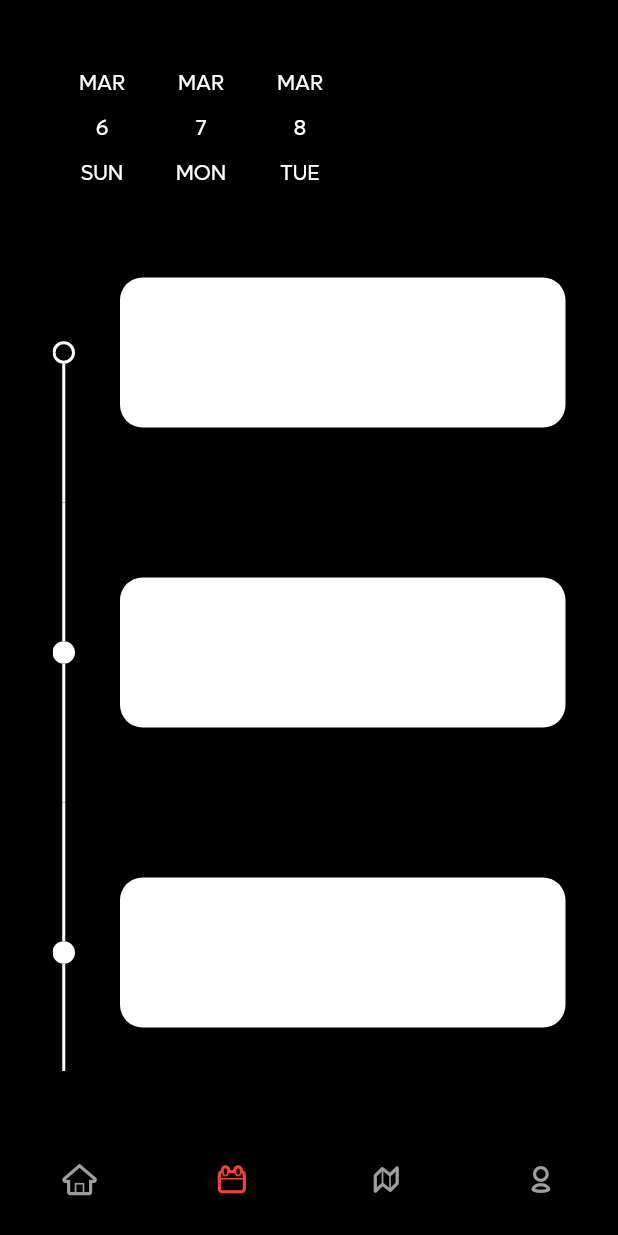
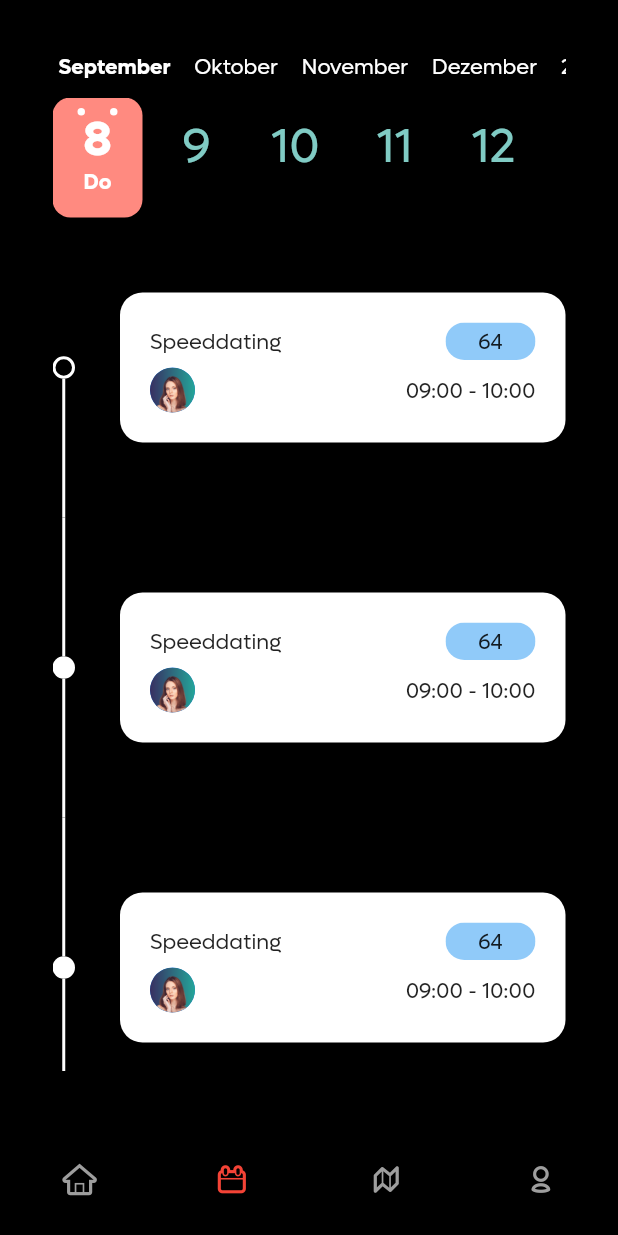
Before and after one commit to owieth/jt2022_app, a Flutter app: the ContainerWidget screen opened by its route, item 2 of the bottom bar chosen, on a phone screen of 412 x 824 dp. Run offline on Flutter 3.47's test engine with Material 2 defaults, Android fonts, the phone set to English and light mode, and no system bars; drawn by our look-alikes of calendar_timeline, date_picker_timeline, timelines; our stand-ins replace cloud_firestore, firebase_auth, firebase_core, google_maps_flutter; accounts and stored records are empty.

Commit message:
feat(calendar & firestore): Update calendar layout & simple firestore data read access #35 # 10 (#47)

```diff
--- a/lib/main.dart
+++ b/lib/main.dart
@@ -61,7 +61,8 @@ class App extends StatelessWidget {
                 fontWeight: FontWeight.bold,
                 color: Colors.white),
             bodyText1: TextStyle(fontSize: 12.0, color: Colors.white),
-            )),
+          ),
+        ),
         routes: {
           "": (_) => const ContainerWidget(),
           "/login": (_) => Login(),
--- a/lib/screens/calendar/calendar.dart
+++ b/lib/screens/calendar/calendar.dart
@@ -1,4 +1,4 @@
-import 'package:date_picker_timeline/date_picker_timeline.dart';
+import 'package:calendar_timeline/calendar_timeline.dart';
 import 'package:flutter/material.dart';
 import 'package:jt2022_app/widgets/calendar_timeline_widget.dart';
 
@@ -12,23 +12,45 @@ class Calendar extends StatelessWidget {
       child: Column(
         crossAxisAlignment: CrossAxisAlignment.end,
         children: <Widget>[
-          SizedBox(
-            height: 100,
-            child: DatePicker(
-              DateTime.now(),
-              initialSelectedDate: DateTime.now(),
-              selectionColor: Colors.black,
-              dayTextStyle: TextStyle(color: Colors.white),
-              monthTextStyle: TextStyle(color: Colors.white),
-              dateTextStyle: TextStyle(color: Colors.white),
-              daysCount: 3,
-              onDateChange: (date) {},
-            ),
+          CalendarTimeline(
+            initialDate: DateTime(2022, 9, 8),
+            firstDate: DateTime(2022, 9, 8),
+            lastDate: DateTime(2022, 9, 11),
+            monthColor: Colors.white,
+            dayColor: Colors.teal[200],
+            activeDayColor: Colors.white,
+            activeBackgroundDayColor: Colors.redAccent[100],
+            //dotsColor: const Color(0xFF333A47),
+            locale: 'de',
+            onDateSelected: (DateTime? _) => {},
           ),
           const CalendarTimeLine(),
         ],
       ),
     );
+
+    // return Padding(
+    //   padding: const EdgeInsets.all(35.0),
+    //   child: Column(
+    //     crossAxisAlignment: CrossAxisAlignment.end,
+    //     children: [
+    //       SizedBox(
+    //         height: 200,
+    //         child: Row(
+    //           mainAxisAlignment: MainAxisAlignment.center,
+    //           children: const <Widget>[
+    //             CalendarItem(),
+    //             SizedBox(width: 50),
+    //             CalendarItem(),
+    //             SizedBox(width: 50),
+    //             CalendarItem(),
+    //           ],
+    //         ),
+    //       ),
+    //       const CalendarTimeLine(),
+    //     ],
+    //   ),
+    // );
 
     // CalendarTimeline(
     //   initialDate: DateTime.now(),
--- a/lib/widgets/calendar_timeline_widget.dart
+++ b/lib/widgets/calendar_timeline_widget.dart
@@ -1,11 +1,15 @@
 import 'package:flutter/material.dart';
+import 'package:jt2022_app/widgets/avatar_widget.dart';
 import 'package:timelines/timelines.dart';
 
 const kTileHeight = 50.0;
 const activeTile = 0;
+const _defaultColor = Colors.white;
 
 class CalendarTimeLine extends StatelessWidget {
   const CalendarTimeLine({Key? key}) : super(key: key);
+
+  final _test = Colors.white;
 
   @override
   Widget build(BuildContext context) {
@@ -21,7 +25,7 @@ class CalendarTimeLine extends StatelessWidget {
           ),
         ),
         builder: TimelineTileBuilder.connected(
-          contentsBuilder: (_, __) => _EmptyContents(),
+          contentsBuilder: (_, __) => _CalendarEntry(),
           connectorBuilder: (_, index, __) {
             return const SolidLineConnector();
           },
@@ -42,7 +46,7 @@ class CalendarTimeLine extends StatelessWidget {
   }
 }
 
-class _EmptyContents extends StatelessWidget {
+class _CalendarEntry extends StatelessWidget {
   @override
   Widget build(BuildContext context) {
     return Container(
@@ -50,6 +54,38 @@ class _EmptyContents extends StatelessWidget {
       height: 100.0,
       decoration: BoxDecoration(
           borderRadius: BorderRadius.circular(15.0), color: Colors.white),
+      child: Padding(
+        padding: const EdgeInsets.all(20.0),
+        child: Column(
+          mainAxisAlignment: MainAxisAlignment.spaceBetween,
+          children: [
+            Row(
+              mainAxisAlignment: MainAxisAlignment.spaceBetween,
+              children: [
+                const Text("Speeddating"),
+                ClipRRect(
+                  borderRadius: BorderRadius.circular(25),
+                  child: Container(
+                    width: 60,
+                    height: 25,
+                    color: Colors.blue[200],
+                    child: const Center(
+                      child: Text("64"),
+                    ),
+                  ),
+                ),
+              ],
+            ),
+            Row(
+              mainAxisAlignment: MainAxisAlignment.spaceBetween,
+              children: const [
+                Avatar(radius: 15),
+                Text("09:00 - 10:00"),
+              ],
+            ),
+          ],
+        ),
+      ),
     );
   }
 }
--- a/lib/widgets/container_widget.dart
+++ b/lib/widgets/container_widget.dart
@@ -17,7 +17,7 @@ class ContainerWidget extends StatefulWidget {
 
 class _ContainerWidgetState extends State<ContainerWidget> {
   final List<Widget> _pages = [
-    const Home(),
+    Home(),
     const SizedBox(),
     const SizedBox(),
     const SizedBox(),
@@ -62,7 +62,7 @@ class _ContainerWidgetState extends State<ContainerWidget> {
               if (_pages[index] is SizedBox) {
                 switch (index) {
                   case 0:
-                    _pages[index] = const Home();
+                    _pages[index] = Home();
                     break;
                   case 1:
                     _pages[index] = const Calendar();
--- a/pubspec.yaml
+++ b/pubspec.yaml
@@ -16,7 +16,6 @@ dependencies:
   provider: ^6.0.2
   timelines: ^0.1.0
   calendar_timeline: ^1.0.4
-  date_picker_timeline: ^1.2.3
   google_maps_flutter: ^2.1.2
 
   # Firebase Stuff
```
Also changed, not shown: lib/screens/auth/login.dart (+14 -1 lines), lib/screens/home/home.dart (+63 -55 lines), lib/screens/workshop/workshops.dart (+25 -10 lines), lib/services/auth/authentication_service.dart (+12 -4 lines), lib/widgets/calendar/calendar_item_widget.dart (added, +33 -0 lines), lib/widgets/text_overlay_widget.dart (+21 -17 lines), assets/images/leisure.jpeg (added), pubspec.lock, 1 other file. Lines whose indentation alone changed are shown as unchanged.
